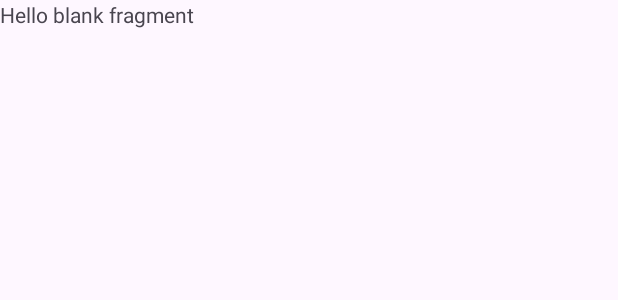
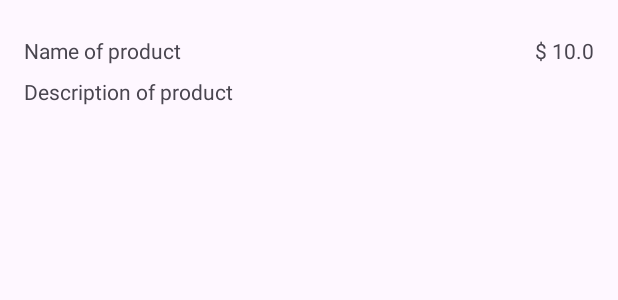
Before and after one commit to AlexApazaMendoza/StyleShop, an Android app: the layout fragment_detail.xml on its own in the app's theme, with its tools: preview values and no code run, on a phone screen of 412 x 824 dp. Shown: the top 300 px of the screen. Run offline under Robolectric (Android 15) with nearby library versions, the phone set to English and light mode, and no system bars; network calls fail.

Commit message:
add navigation

```diff
--- a/app/build.gradle.kts
+++ b/app/build.gradle.kts
@@ -3,6 +3,7 @@ plugins {
     id("org.jetbrains.kotlin.android")
     kotlin("kapt")
     id("com.google.dagger.hilt.android")
+    id("androidx.navigation.safeargs.kotlin")
 }
 
 android {
--- a/app/src/main/java/com/alpamedev/styleshop/ui/MainViewModel.kt
+++ b/app/src/main/java/com/alpamedev/styleshop/ui/MainViewModel.kt
@@ -32,4 +32,8 @@ class MainViewModel @Inject constructor(private val productUseCase: ProductUseCa
             _isLoading.postValue(false)
         }
     }
+
+    fun getProductById(id: Int): Product? {
+        return products.value?.find { it.id == id }
+    }
 }
--- a/app/src/main/res/layout/fragment_detail.xml
+++ b/app/src/main/res/layout/fragment_detail.xml
@@ -1,14 +1,52 @@
 <?xml version="1.0" encoding="utf-8"?>
-<FrameLayout xmlns:android="http://schemas.android.com/apk/res/android"
+<layout xmlns:android="http://schemas.android.com/apk/res/android"
     xmlns:tools="http://schemas.android.com/tools"
-    android:layout_width="match_parent"
-    android:layout_height="match_parent"
-    tools:context=".ui.DetailFragment">
-
-    <!-- TODO: Update blank fragment layout -->
-    <TextView
+    xmlns:app="http://schemas.android.com/apk/res-auto">
+    <data>
+        <variable
+            name="product"
+            type="com.alpamedev.domain.Product" />
+    </data>
+    <androidx.constraintlayout.widget.ConstraintLayout
         android:layout_width="match_parent"
         android:layout_height="match_parent"
-        android:text="@string/hello_blank_fragment" />
+        android:padding="@dimen/common_padding_default"
+        tools:context=".ui.DetailFragment">
 
-</FrameLayout>
+        <com.google.android.material.textview.MaterialTextView
+            android:id="@+id/tvName"
+            android:layout_width="0dp"
+            android:layout_height="wrap_content"
+            android:text="@{product.title}"
+            android:layout_marginTop="@dimen/common_margin_min"
+            android:layout_marginEnd="@dimen/common_margin_min"
+            tools:text="Name of product"
+            app:layout_constraintTop_toTopOf="parent"
+            app:layout_constraintStart_toStartOf="parent"
+            app:layout_constraintEnd_toStartOf="@id/tvPrice"/>
+
+        <com.google.android.material.textview.MaterialTextView
+            android:id="@+id/tvPrice"
+            android:layout_width="wrap_content"
+            android:layout_height="wrap_content"
+            android:text="@{String.valueOf(product.price)}"
+            android:layout_marginTop="@dimen/common_margin_min"
+            android:layout_marginStart="@dimen/common_margin_min"
+            tools:text="$ 10.0"
+            app:layout_constraintTop_toTopOf="parent"
+            app:layout_constraintStart_toEndOf="@id/tvName"
+            app:layout_constraintEnd_toEndOf="parent"/>
+
+        <com.google.android.material.textview.MaterialTextView
+            android:id="@+id/tvDescription"
+            android:layout_width="0dp"
+            android:layout_height="wrap_content"
+            android:text="@{String.valueOf(product.description)}"
+            android:layout_marginTop="@dimen/common_margin_min"
+            tools:text="Description of product"
+            app:layout_constraintTop_toBottomOf="@id/tvName"
+            app:layout_constraintStart_toStartOf="parent"
+            app:layout_constraintEnd_toEndOf="parent"/>
+
+    </androidx.constraintlayout.widget.ConstraintLayout>
+</layout>
--- a/app/src/main/res/navigation/nav_graph_main.xml
+++ b/app/src/main/res/navigation/nav_graph_main.xml
@@ -18,5 +18,9 @@
         android:id="@+id/detailFragment"
         android:name="com.alpamedev.styleshop.ui.DetailFragment"
         android:label="fragment_detail"
-        tools:layout="@layout/fragment_detail" />
+        tools:layout="@layout/fragment_detail" >
+        <argument
+            android:name="idProduct"
+            app:argType="integer" />
+    </fragment>
 </navigation>
--- a/build.gradle.kts
+++ b/build.gradle.kts
@@ -4,4 +4,5 @@ plugins {
     id("org.jetbrains.kotlin.android") version "1.9.0" apply false
     id("com.android.library") version "8.1.4" apply false
     id("com.google.dagger.hilt.android") version "2.48" apply false
+    id("androidx.navigation.safeargs.kotlin") version "2.7.6" apply false
 }
```
Also changed, not shown: app/src/main/java/com/alpamedev/styleshop/ui/DetailFragment.kt (+21 -1 lines), app/src/main/java/com/alpamedev/styleshop/ui/ProductsFragment.kt (+6 -1 lines).
